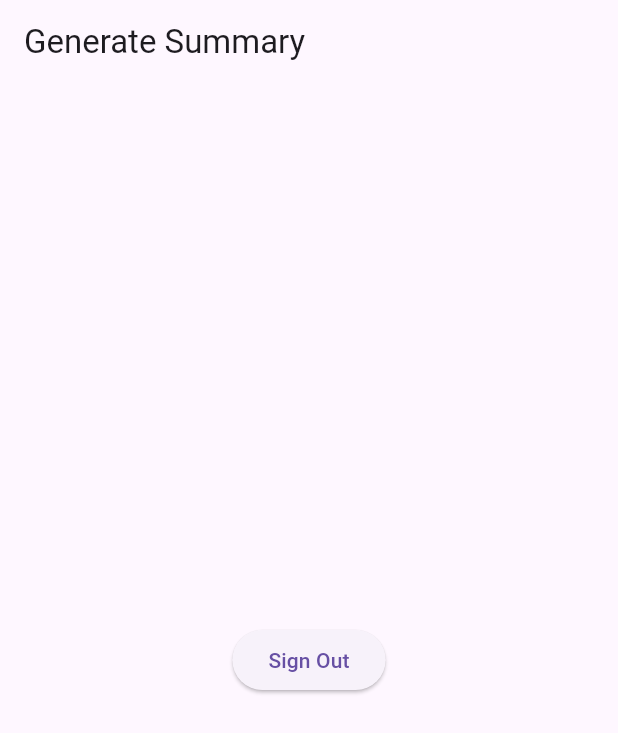
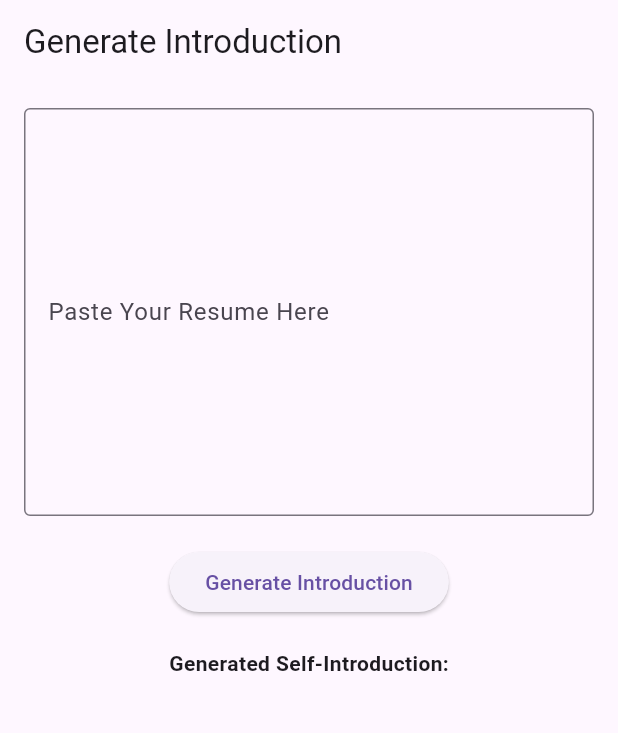
Before and after one commit to LuckyVishwa1104/AI-Resume-Summary, a Flutter app: the screen it shows after launch, on a phone screen of 412 x 824 dp. Shown: the top 733 px of the screen. Run offline on Flutter 3.47's test engine with Material 3 defaults, Android fonts, the phone set to English and light mode, and no system bars; our stand-ins replace flutter_dotenv; missing offline and left inert: amplify_auth_cognito, amplify_authenticator, amplify_flutter.

Commit message:
integrated chatgpt api and chat page

```diff
--- a/lib/main.dart
+++ b/lib/main.dart
@@ -1,3 +1,4 @@
+import 'package:ai_summary/pages/chat_page.dart';
 import 'package:ai_summary/pages/home_page.dart';
 import 'package:amplify_authenticator/amplify_authenticator.dart';
 import 'package:flutter/material.dart';
@@ -59,7 +60,7 @@ class _MyAppState extends State<MyApp> {
       child: MaterialApp(
         builder: Authenticator.builder(),
         debugShowCheckedModeBanner: false,
-        home: HomePage(), // Navigate based on session
+        home: ResumeForm(), // Navigate based on session
       ),
     );
   }
--- /dev/null
+++ b/lib/pages/chat_page.dart
@@ -0,0 +1,72 @@
+import 'package:ai_summary/services/chatgpt_service.dart';
+import 'package:flutter/material.dart';
+
+
+class ResumeForm extends StatefulWidget {
+  @override
+  _ResumeFormState createState() => _ResumeFormState();
+}
+
+class _ResumeFormState extends State<ResumeForm> {
+  final _resumeController = TextEditingController();
+  final ChatGPTService _chatGPTService = ChatGPTService();
+
+  String _generatedIntroduction = '';
+  bool _isLoading = false;
+
+  void _generateIntroduction() async {
+    setState(() {
+      _isLoading = true;
+    });
+
+    final resumeText = _resumeController.text;
+    final introduction = await _chatGPTService.generateIntroduction(resumeText);
+
+    setState(() {
+      _generatedIntroduction = introduction;
+      _isLoading = false;
+    });
+  }
+
+  @override
+  Widget build(BuildContext context) {
+    return Scaffold(
+      appBar: AppBar(title: Text('Generate Introduction')),
+      body: Padding(
+        padding: const EdgeInsets.all(16.0),
+        child: Column(
+          children: [
+            TextField(
+              controller: _resumeController,
+              maxLines: 10,
+              decoration: InputDecoration(
+                border: OutlineInputBorder(),
+                labelText: 'Paste Your Resume Here',
+              ),
+            ),
+            SizedBox(height: 20),
+            _isLoading
+                ? CircularProgressIndicator()
+                : ElevatedButton(
+                    onPressed: _generateIntroduction,
+                    child: Text('Generate Introduction'),
+                  ),
+            SizedBox(height: 20),
+            Text(
+              'Generated Self-Introduction:',
+              style: TextStyle(fontWeight: FontWeight.bold),
+            ),
+            SizedBox(height: 10),
+            Text(_generatedIntroduction),
+          ],
+        ),
+      ),
+    );
+  }
+
+  @override
+  void dispose() {
+    _resumeController.dispose();
+    super.dispose();
+  }
+}
--- a/pubspec.yaml
+++ b/pubspec.yaml
@@ -39,6 +39,9 @@ dependencies:
   amplify_auth_cognito: ^2.4.1
   amplify_authenticator: ^2.1.3
   flutter_dotenv: ^5.1.0
+  http:
+  googleapis:
+  googleapis_auth:
 
 dev_dependencies:
   flutter_test:
```
Also changed, not shown: lib/services/chatgpt_service.dart (added, +47 -0 lines), pubspec.lock.
